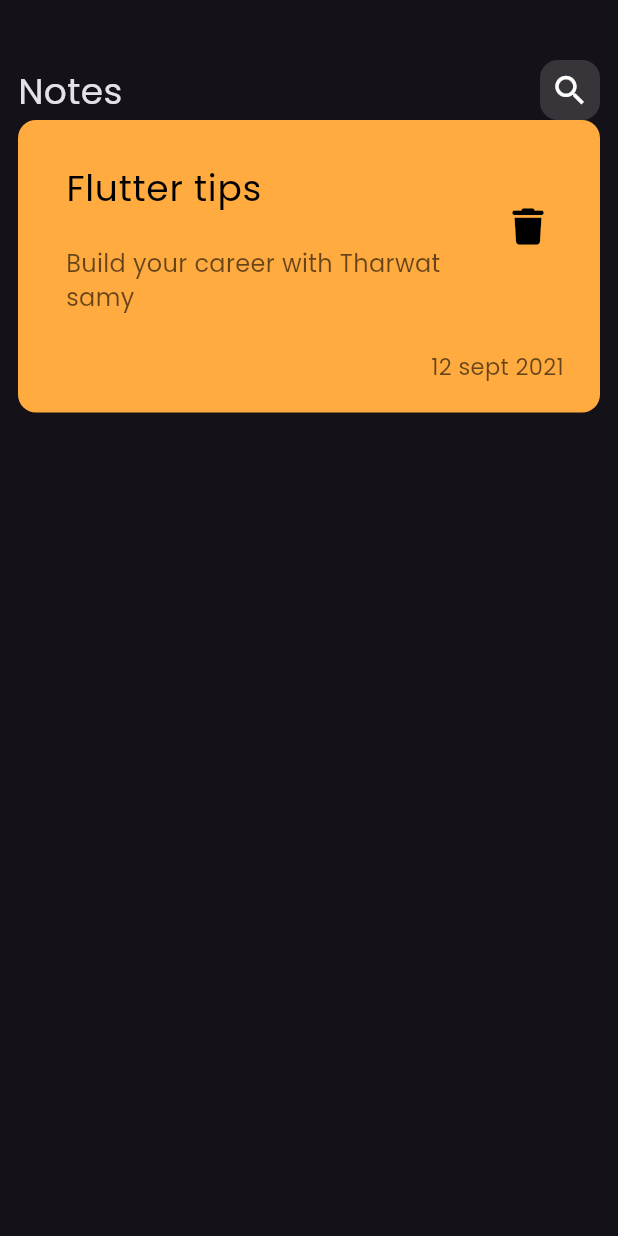
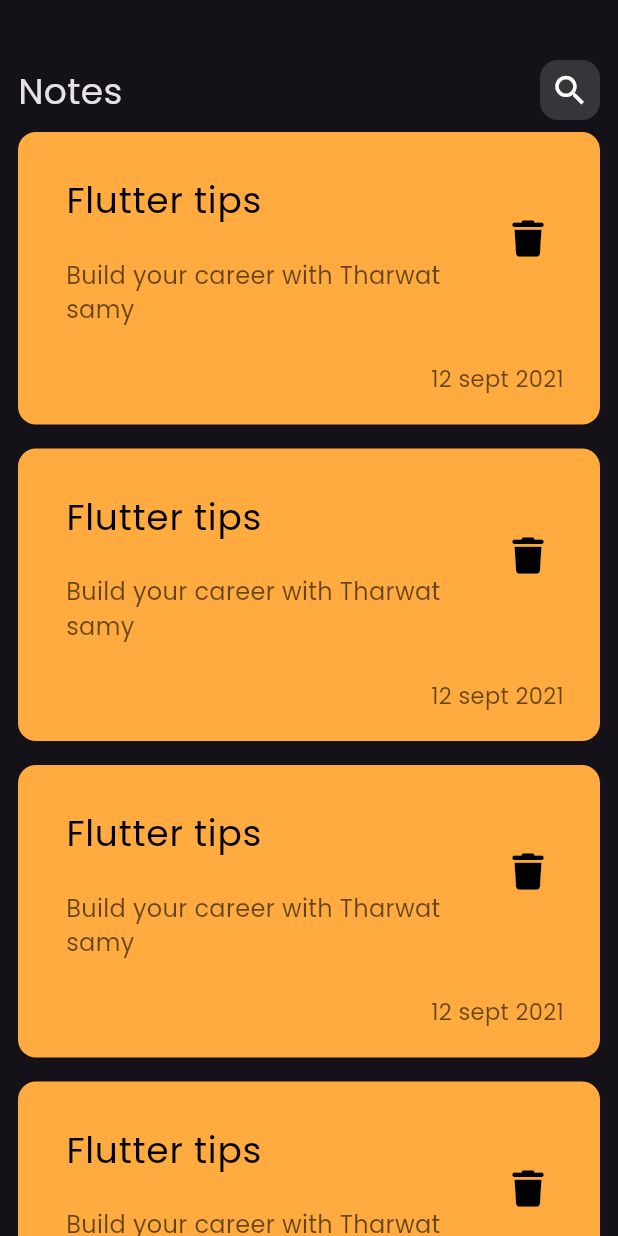
Before and after one commit to AliAttia635/Notes-App, a Flutter app: the screen it shows after launch, on a phone screen of 412 x 824 dp. Run offline on Flutter 3.47's test engine with Material 3 defaults, Android fonts, the phone set to English and light mode, and no system bars; our stand-ins replace font_awesome_flutter.

Commit message:
Create Notes List View

```diff
--- a/lib/main.dart
+++ b/lib/main.dart
@@ -16,7 +16,7 @@ class NotesApp extends StatelessWidget {
         brightness: Brightness.dark,
         fontFamily: 'Poppins',
       ),
-      home: NotesPage(),
+      home: NotesView(),
     );
   }
 }
--- /dev/null
+++ b/lib/views/notes_list_view.dart
@@ -0,0 +1,15 @@
+import 'package:flutter/material.dart';
+import 'package:notes_app/widgets/note_card.dart';
+
+class NotesListView extends StatelessWidget {
+  const NotesListView({super.key});
+
+  @override
+  Widget build(BuildContext context) {
+    return ListView.builder(
+        itemCount: 7,
+        itemBuilder: (context, index) {
+          return NoteCard();
+        });
+  }
+}
--- a/lib/views/notes_view.dart
+++ b/lib/views/notes_view.dart
@@ -1,8 +1,8 @@
 import 'package:flutter/material.dart';
 import 'package:notes_app/views/notes_view_body.dart';
 
-class NotesPage extends StatelessWidget {
-  const NotesPage({super.key});
+class NotesView extends StatelessWidget {
+  const NotesView({super.key});
 
   @override
   Widget build(BuildContext context) {
--- a/lib/views/notes_view_body.dart
+++ b/lib/views/notes_view_body.dart
@@ -1,4 +1,5 @@
 import 'package:flutter/material.dart';
+import 'package:notes_app/views/notes_list_view.dart';
 import 'package:notes_app/widgets/custom_app_bar.dart';
 import 'package:notes_app/widgets/note_card.dart';
 
@@ -17,7 +18,7 @@ class NotesViewBody extends StatelessWidget {
             height: 40,
           ),
           CustomAppBar(),
-          NoteCard()
+          Expanded(child: NotesListView()),
         ],
       ),
     );
--- a/lib/widgets/note_card.dart
+++ b/lib/widgets/note_card.dart
@@ -6,7 +6,9 @@ class NoteCard extends StatelessWidget {
 
   @override
   Widget build(BuildContext context) {
-    return Container(
+    return Padding(
+      padding: const EdgeInsets.symmetric(vertical: 8.0),
+      child: Container(
         padding: EdgeInsets.only(top: 20, bottom: 20, left: 16),
         decoration: BoxDecoration(
           color: Colors.orangeAccent,
@@ -58,6 +60,7 @@ class NoteCard extends StatelessWidget {
             )
           ],
         ),
+      ),
     );
   }
 }
```
Lines whose indentation alone changed are shown as unchanged.
